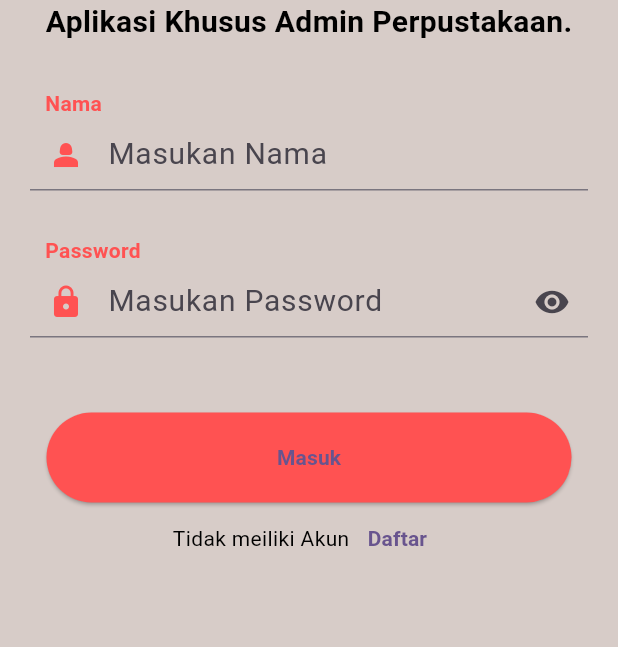
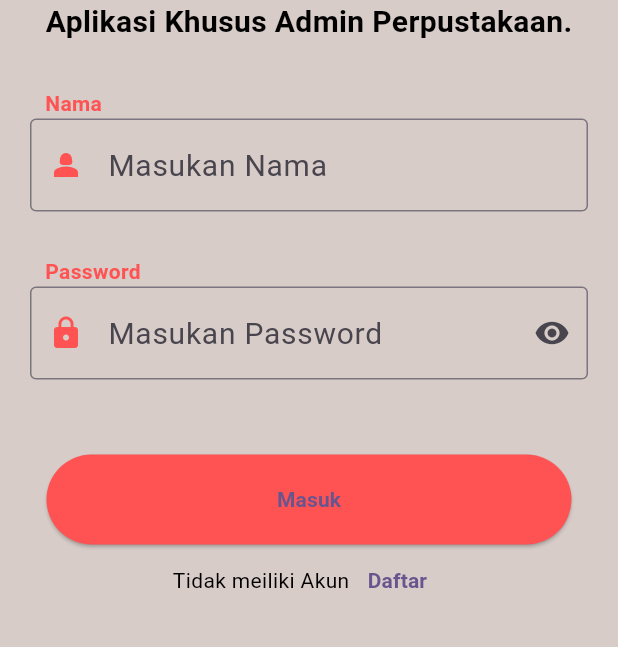
Before and after one commit to Reyfadh07/033_PAWNBOOK, a Flutter app: the screen it shows after launch, after a tap on the "arrow back ios" icon, on a phone screen of 412 x 824 dp, the part 450-1097 px from its top. Run offline on Flutter 3.47's test engine with Material 2 defaults, Android fonts, the phone set to English and light mode, and no system bars.

```diff
--- a/lib/view/loginpage.dart
+++ b/lib/view/loginpage.dart
@@ -30,9 +30,10 @@ class _LoginPageState extends State<LoginPage> {
               child: const Text(
                 "Aplikasi Khusus Admin Perpustakaan.",
                 style: TextStyle(
-                    color: Colors.black,
-                    fontSize: 20,
-                    fontWeight: FontWeight.bold),
+                  color: Colors.black,
+                  fontSize: 20,
+                  fontWeight: FontWeight.bold,
+                ),
               ),
             ),
             Form(
@@ -53,7 +54,7 @@ class _LoginPageState extends State<LoginPage> {
                     padding: const EdgeInsets.only(left: 20, right: 20),
                     child: TextFormField(
                       decoration: const InputDecoration(
-                        border: UnderlineInputBorder(),
+                        border: OutlineInputBorder(),
                         hintText: 'Masukan Nama',
                         hintStyle: TextStyle(fontSize: 20),
                         prefixIcon: Icon(
@@ -78,7 +79,7 @@ class _LoginPageState extends State<LoginPage> {
                     child: TextFormField(
                       obscureText: true,
                       decoration: const InputDecoration(
-                          border: UnderlineInputBorder(),
+                          border: OutlineInputBorder(),
                           hintText: 'Masukan Password',
                           hintStyle: TextStyle(fontSize: 20),
                           prefixIcon: Icon(
```
Also changed, not shown: imgperancangan/flowchartspawnbook.png (added), 1 other file.
